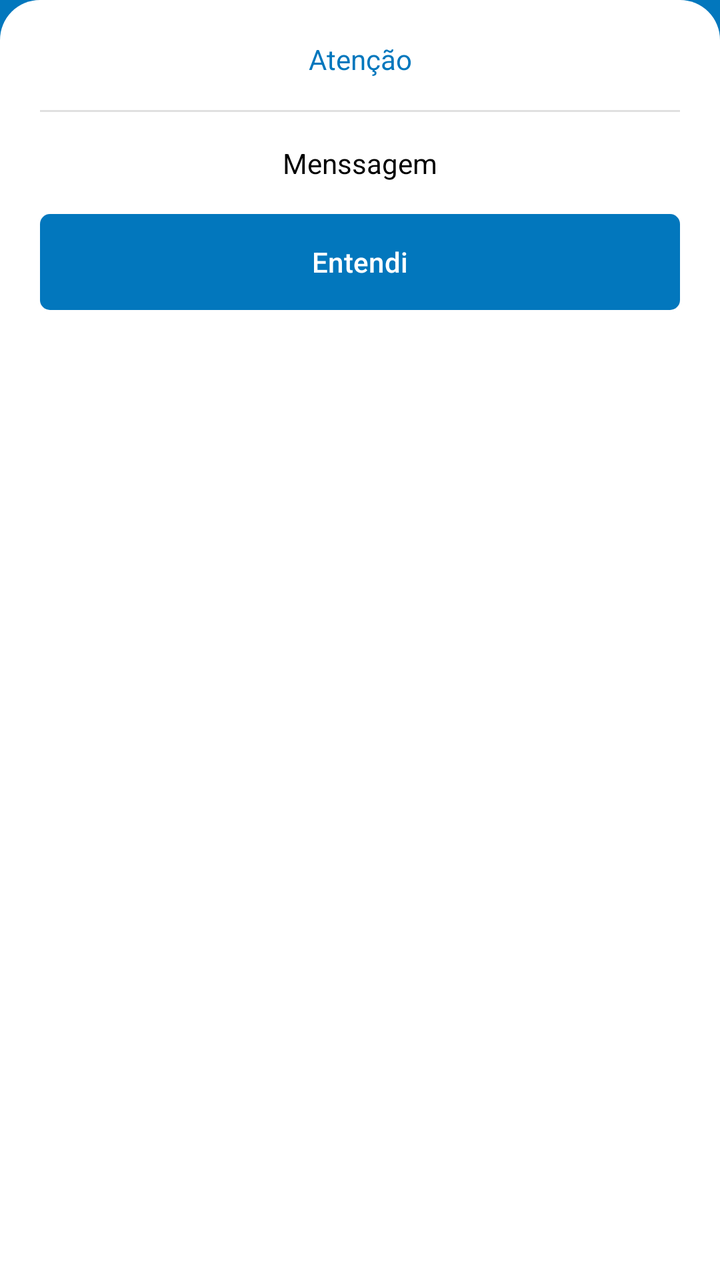
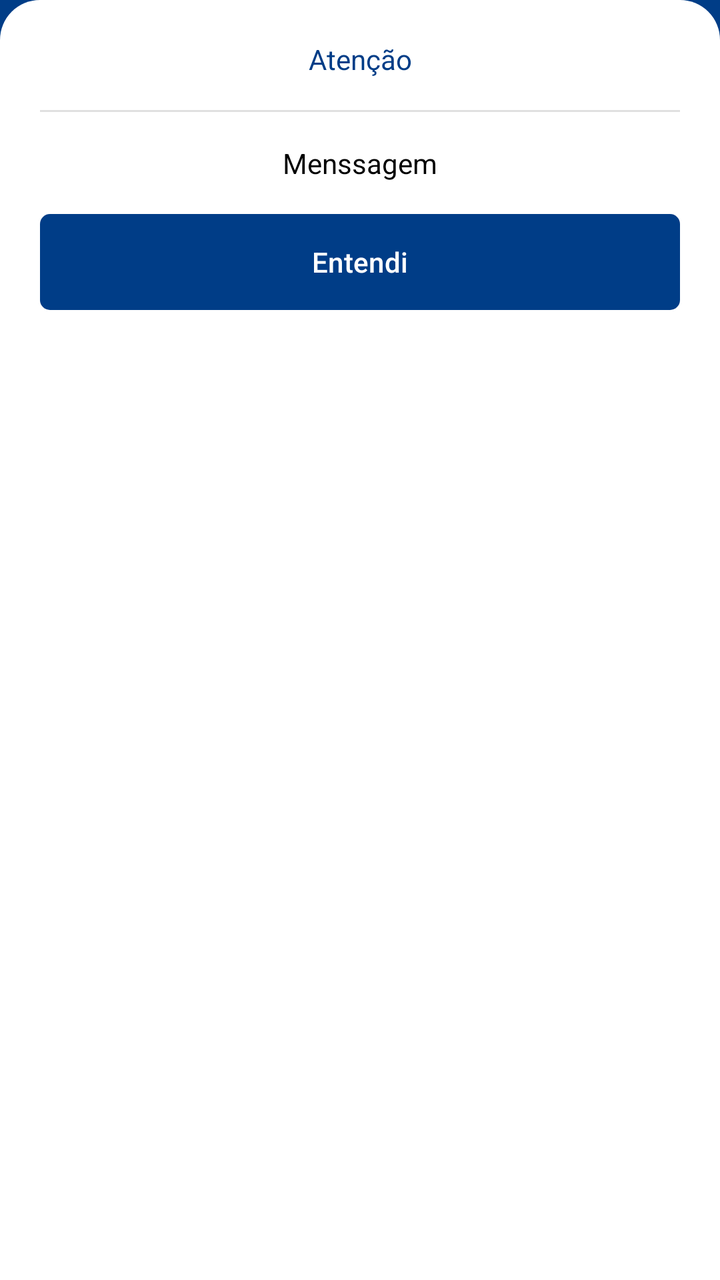

Two renders of the same Android screen: before a commit and after it. Below are the layout's source before the change and the commit's diff.
<!-- AndroidManifest.xml: application theme Theme.Atividade1 -->
<!-- res/layout/bottom_sheet.xml -->
<?xml version="1.0" encoding="utf-8"?>
<LinearLayout xmlns:android="http://schemas.android.com/apk/res/android"
    android:orientation="vertical"
    android:layout_width="match_parent"
    android:layout_height="wrap_content"
    android:background="@drawable/bg_bottom_sheet"
    android:padding="20dp">
    <TextView
        android:layout_width="match_parent"
        android:layout_height="wrap_content"
        android:id="@+id/textviewTitle"
        android:textAlignment="center"
        android:textColor="@color/color_default"
        android:text="Atenção"/>
    <View
        android:layout_width="match_parent"
        android:layout_height="1dp"
        android:layout_marginTop="16dp"
        android:background="?actionBarDivider"/>
    <TextView
        android:layout_width="match_parent"
        android:layout_height="wrap_content"
        android:id="@+id/textviewMessage"
        android:layout_marginTop="16dp"
        android:textAlignment="center"
        android:textColor="@color/black"
        android:text="Menssagem"/>
    <com.google.android.material.button.MaterialButton
        android:layout_width="match_parent"
        android:layout_height="wrap_content"
        android:id="@+id/buttonOk"
        android:layout_marginTop="16dp"
        android:background="@drawable/bg_btn"
        android:text="Entendi"
        android:textColor="@color/white"
        android:backgroundTint="@color/color_default"/>

</LinearLayout>
<!-- resources referenced by this layout -->
<resources>
  <color name="black">#FF000000</color>
  <color name="color_default">#0277BD</color>
  <color name="white">#FFFFFFFF</color>
  <!-- drawable bg_bottom_sheet (drawable) -->
  <?xml version="1.0" encoding="utf-8"?>
  <shape xmlns:android="http://schemas.android.com/apk/res/android"
      android:shape="rectangle">
  
      <solid android:color="@color/white"/>
      <corners android:topLeftRadius="20dp"
          android:topRightRadius="20dp"/>
  </shape>
  <!-- drawable bg_btn (drawable) -->
  <?xml version="1.0" encoding="utf-8"?>
  <shape xmlns:android="http://schemas.android.com/apk/res/android"
      android:shape="rectangle">
  
      <solid android:color="@color/white"/>
      <corners android:radius="5dp"/>
  
  </shape>
  <style name="Theme.Atividade1" parent="Base.Theme.Atividade1" />
  <style name="Base.Theme.Atividade1" parent="Theme.Material3.DayNight.NoActionBar">
          
          
          <item name="colorPrimary">@color/color_default</item>
          <item name="colorPrimaryVariant">@color/color_default</item>
          <item name="android:windowBackground">@color/color_default</item>
      </style>
</resources>

<!-- the commit's change to res/layout/bottom_sheet.xml (unified diff, before → after) -->
@@ -25,6 +25,7 @@
         android:textAlignment="center"
         android:textColor="@color/black"
         android:text="Menssagem"/>
+
     <com.google.android.material.button.MaterialButton
         android:layout_width="match_parent"
         android:layout_height="wrap_content"
<!-- resource entries referenced after the edit -->
@@ -1,7 +1,7 @@
 <!-- resources referenced by this layout -->
 <resources>
   <color name="black">#FF000000</color>
-  <color name="color_default">#0277BD</color>
+  <color name="color_default">#003D87</color>
   <color name="white">#FFFFFFFF</color>
   <!-- drawable bg_bottom_sheet (drawable) -->
   <?xml version="1.0" encoding="utf-8"?>
